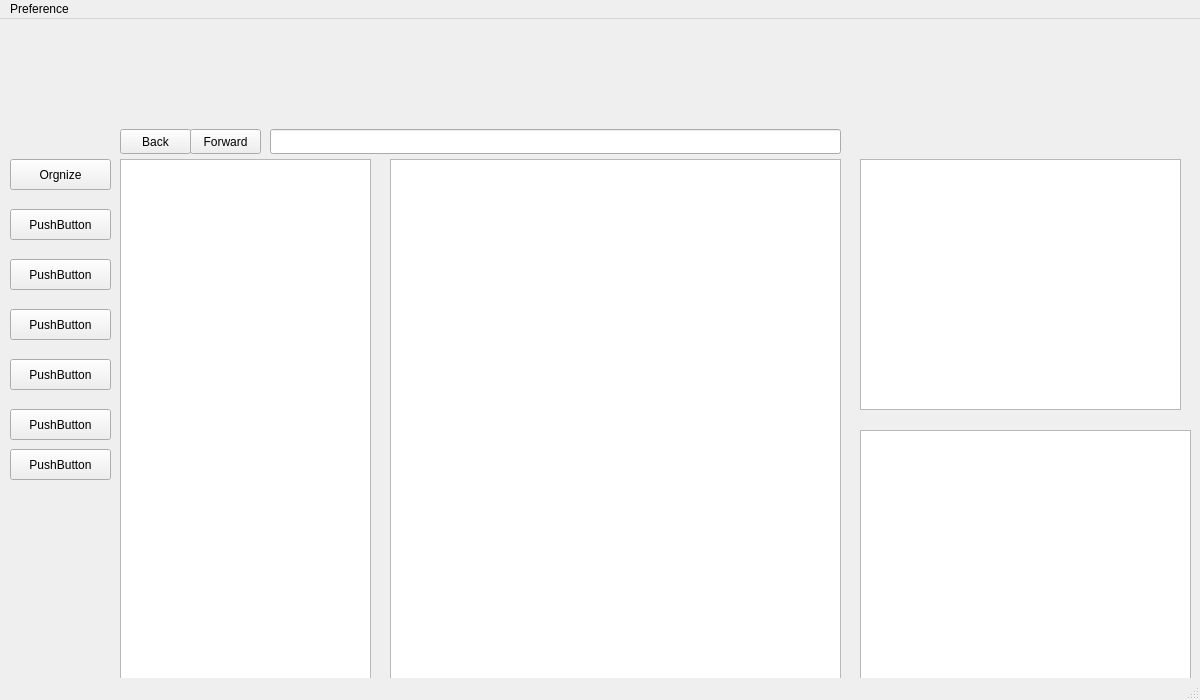
Hiiroyuuki/AIFM, file form.ui: the form before one commit.
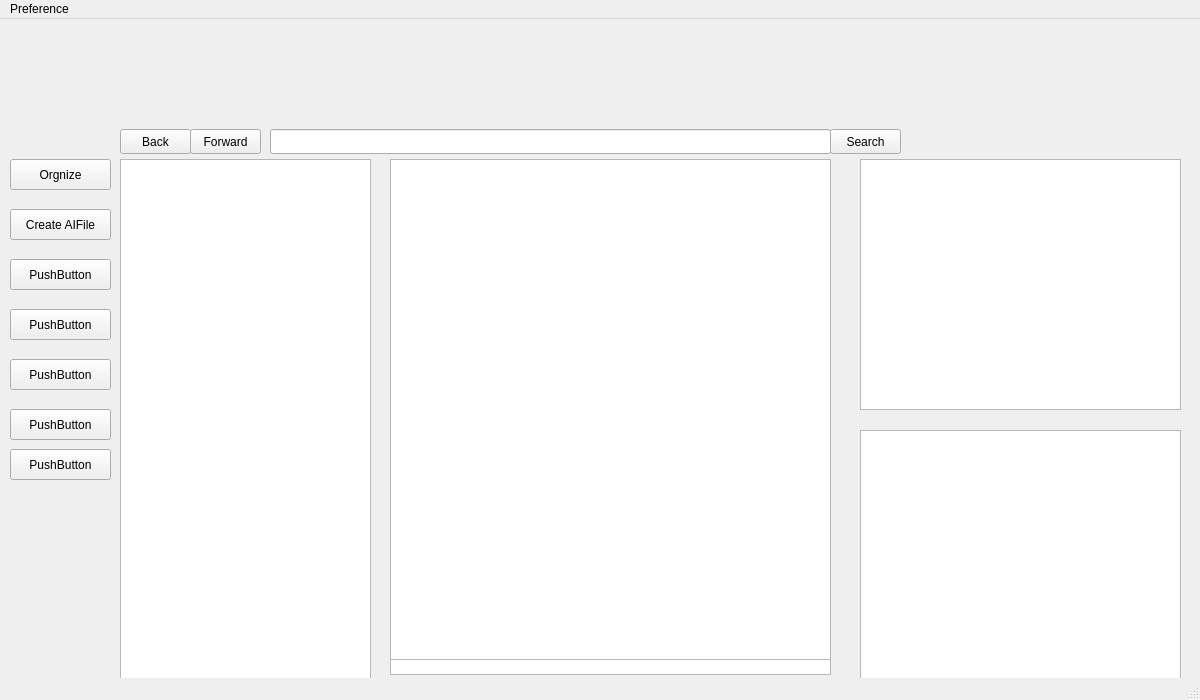
The form after the commit.

```diff
--- a/form.ui
+++ b/form.ui
@@ -27,16 +27,6 @@
      <string>Orgnize</string>
     </property>
    </widget>
-   <widget class="QListView" name="listView">
-    <property name="geometry">
-     <rect>
-      <x>390</x>
-      <y>140</y>
-      <width>451</width>
-      <height>521</height>
-     </rect>
-    </property>
-   </widget>
    <widget class="QPushButton" name="pushButton_2">
     <property name="geometry">
      <rect>
@@ -47,7 +37,7 @@
      </rect>
     </property>
     <property name="text">
-     <string>PushButton</string>
+     <string>Create AIFile</string>
     </property>
    </widget>
    <widget class="QPushButton" name="pushButton_3">
@@ -156,7 +146,7 @@
      <rect>
       <x>270</x>
       <y>110</y>
-      <width>571</width>
+      <width>561</width>
       <height>25</height>
      </rect>
     </property>
@@ -176,11 +166,44 @@
      <rect>
       <x>860</x>
       <y>411</y>
-      <width>331</width>
+      <width>321</width>
       <height>251</height>
      </rect>
     </property>
    </widget>
+   <widget class="QTableView" name="tableView">
+    <property name="geometry">
+     <rect>
+      <x>390</x>
+      <y>140</y>
+      <width>441</width>
+      <height>501</height>
+     </rect>
+    </property>
+   </widget>
+   <widget class="QListWidget" name="listWidget">
+    <property name="geometry">
+     <rect>
+      <x>390</x>
+      <y>640</y>
+      <width>441</width>
+      <height>16</height>
+     </rect>
+    </property>
+   </widget>
+   <widget class="QPushButton" name="search">
+    <property name="geometry">
+     <rect>
+      <x>830</x>
+      <y>110</y>
+      <width>71</width>
+      <height>25</height>
+     </rect>
+    </property>
+    <property name="text">
+     <string>Search</string>
+    </property>
+   </widget>
   </widget>
   <widget class="QMenuBar" name="menubar">
    <property name="geometry">
```
